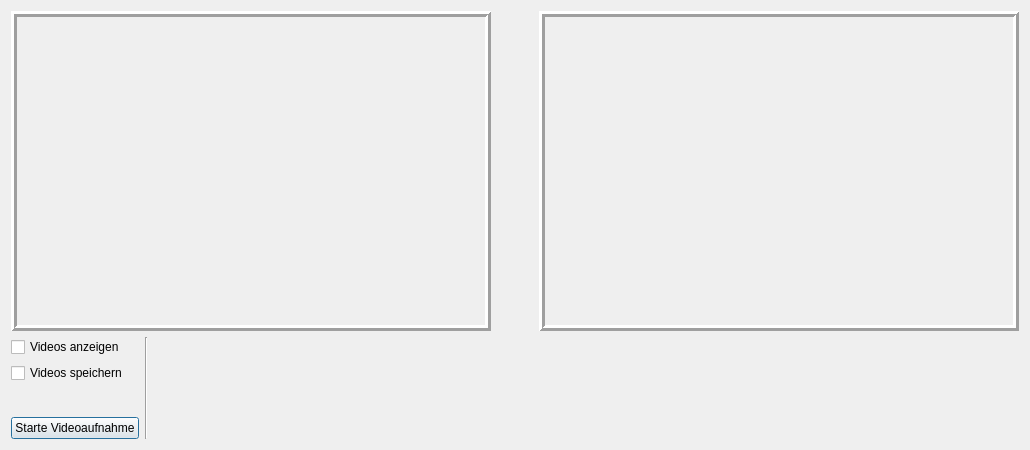
DPool3/ZmedAR, file camerabased.ui: the form before one commit.
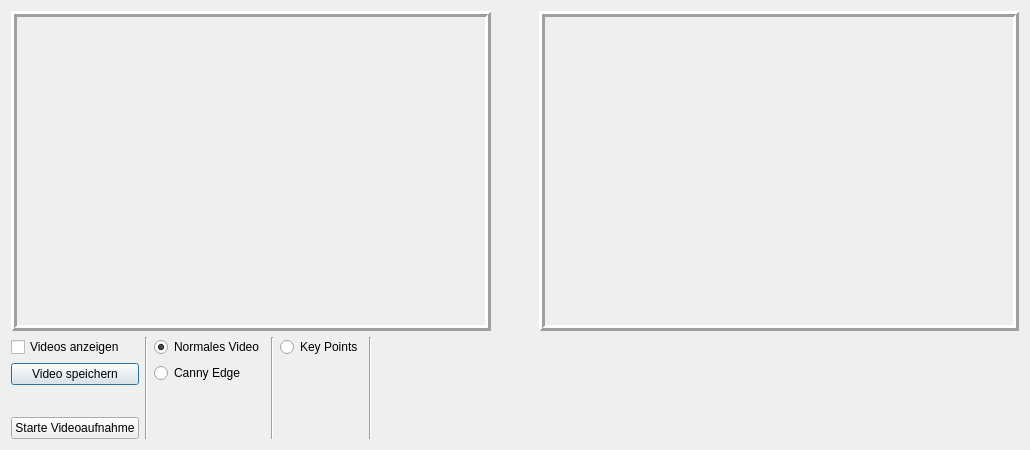
The form after the commit.

Commit message: Changed camerabased functionality. Now videos can be made on the fly. Fps is given at creation of image writer therefore the videomanager has been adjusted. the videobased process now reads frame rate from video to set the interval of the slot function. Imageprocessor now performes color conversion.

What changed in the file:
```diff
--- a/camerabased.ui
+++ b/camerabased.ui
@@ -122,9 +122,9 @@
           </widget>
          </item>
          <item>
-          <widget class="QCheckBox" name="saveVideoCheckBox">
+          <widget class="QPushButton" name="saveVideoButton">
            <property name="text">
-            <string>Videos speichern</string>
+            <string>Video speichern</string>
            </property>
           </widget>
          </item>
@@ -157,6 +157,78 @@
          </property>
         </widget>
        </item>
+       <item>
+        <layout class="QVBoxLayout" name="verticalLayout">
+         <item>
+          <widget class="QRadioButton" name="normalVideoRadioButton">
+           <property name="text">
+            <string>Normales Video</string>
+           </property>
+           <property name="checked">
+            <bool>true</bool>
+           </property>
+          </widget>
+         </item>
+         <item>
+          <widget class="QRadioButton" name="cannyEdgeRadioButton">
+           <property name="text">
+            <string>Canny Edge</string>
+           </property>
+          </widget>
+         </item>
+         <item>
+          <spacer name="verticalSpacer">
+           <property name="orientation">
+            <enum>Qt::Vertical</enum>
+           </property>
+           <property name="sizeHint" stdset="0">
+            <size>
+             <width>20</width>
+             <height>40</height>
+            </size>
+           </property>
+          </spacer>
+         </item>
+        </layout>
+       </item>
+       <item>
+        <widget class="Line" name="line">
+         <property name="orientation">
+          <enum>Qt::Vertical</enum>
+         </property>
+        </widget>
+       </item>
+       <item>
+        <layout class="QVBoxLayout" name="verticalLayout_2">
+         <item>
+          <widget class="QRadioButton" name="keyPointsRadioButton">
+           <property name="text">
+            <string>Key Points</string>
+           </property>
+          </widget>
+         </item>
+         <item>
+          <spacer name="verticalSpacer_2">
+           <property name="orientation">
+            <enum>Qt::Vertical</enum>
+           </property>
+           <property name="sizeHint" stdset="0">
+            <size>
+             <width>20</width>
+             <height>40</height>
+            </size>
+           </property>
+          </spacer>
+         </item>
+        </layout>
+       </item>
+       <item>
+        <widget class="Line" name="line_2">
+         <property name="orientation">
+          <enum>Qt::Vertical</enum>
+         </property>
+        </widget>
+       </item>
        <item>
         <spacer name="horizontalSpacer_2">
          <property name="orientation">
```
The commit also changes 9 other files.
